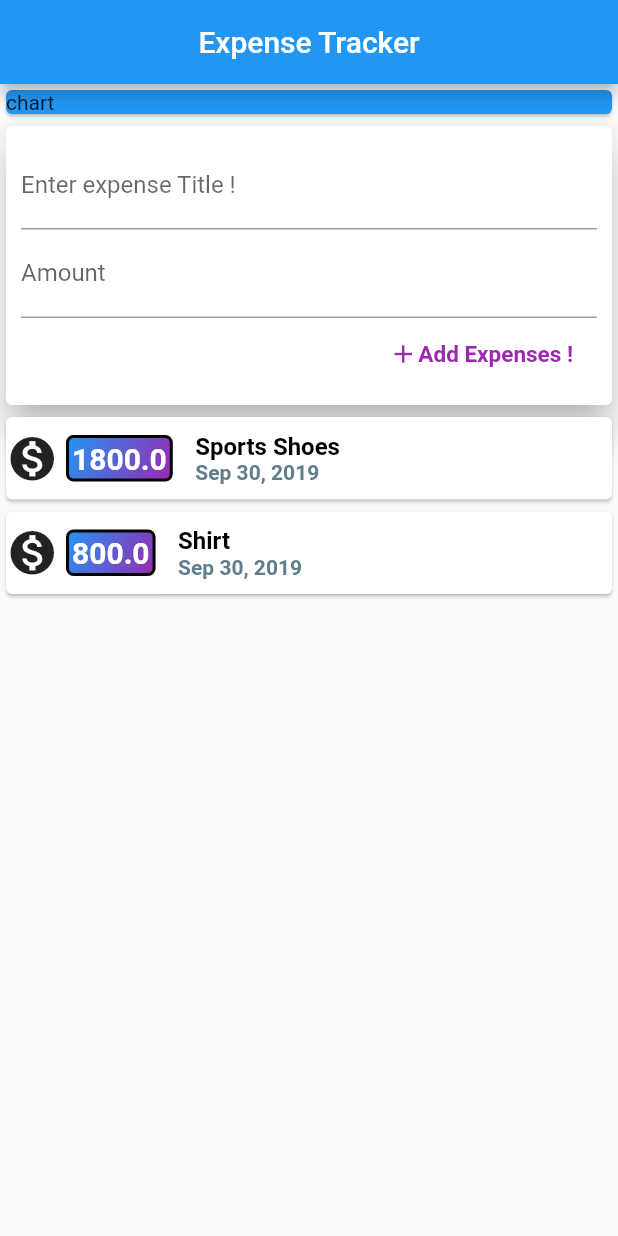
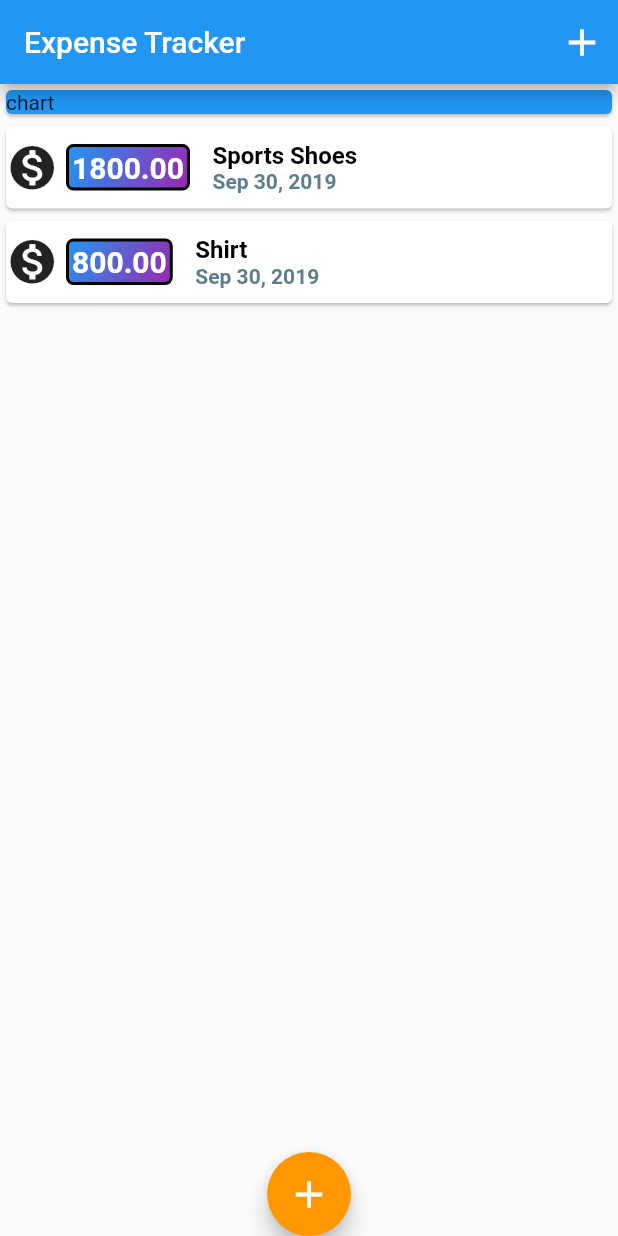
Before and after one commit to tilakpoudel/ExpenseTracker, a Flutter app: the screen it shows after launch, on a phone screen of 412 x 824 dp. Run offline on Flutter 3.47's test engine with Material 2 defaults, Android fonts, the phone set to English and light mode, and no system bars; missing offline and left inert: flutter_selectable_text.

Commit message:
workinmg on widget decomposition and other widget

```diff
--- a/lib/main.dart
+++ b/lib/main.dart
@@ -1,6 +1,8 @@
+import 'package:expenser_planner/widgets/new_transaction.dart';
+import 'package:expenser_planner/widgets/transaction_list.dart';
 import 'package:flutter/material.dart';
 
-import './widgets/user_transaction.dart';
+import './models/transaction.dart';
 
 void main(List<String> args) {
   runApp(MyApp());
@@ -16,18 +18,69 @@ class MyApp extends StatelessWidget {
   }
 }
 
-class MyHomePage extends StatelessWidget {
-  //  String titleInput;
-  //  String amountInput;
+class MyHomePage extends StatefulWidget {
+  @override
+  _MyHomePageState createState() => _MyHomePageState();
+}
+
+class _MyHomePageState extends State<MyHomePage> {
+  final List<Transaction> _userTransaction = [
+    Transaction(
+      id: 't1',
+      title: 'Sports Shoes',
+      amount: 1800,
+      date: DateTime.now(),
+    ),
+    Transaction(
+      id: 't2',
+      title: 'Shirt',
+      amount: 800,
+      date: DateTime.now(),
+    ),
+  ];
+
+  void _addNewTransaction(String txTitle, double txAmount) {
+    final newTx = Transaction(
+      id: DateTime.now().toString(),
+      title: txTitle,
+      amount: txAmount,
+      date: DateTime.now(),
+    );
+
+    setState(() {
+      _userTransaction.add(newTx);
+    });
+  }
+
+  void _startNewTransaction(BuildContext ctx) {
+    showModalBottomSheet(
+      context: ctx,
+      builder: (_) {
+        return GestureDetector(
+          child: NewTransaction(_addNewTransaction),
+          onTap: (){},
+          behavior: HitTestBehavior.opaque,
+        );
+      },
+    );
+  }
 
   @override
   Widget build(BuildContext context) {
     return Scaffold(
       appBar: AppBar(
         title: Text('Expense Tracker'),
-        centerTitle: true,
+        actions: <Widget>[
+          IconButton(
+            icon: Icon(
+              Icons.add,
+              size: 30.0,
+            ),
+            onPressed: () => _startNewTransaction(context),
+          )
+        ],
       ),
-      body: Center(
+      body: SingleChildScrollView(
         child: Column(
           // mainAxisAlignment: MainAxisAlignment.spaceAround,
           crossAxisAlignment: CrossAxisAlignment.stretch,
@@ -39,9 +92,18 @@ class MyHomePage extends StatelessWidget {
                 child: Text('chart'),
               ),
             ),
-            UserTransaction()
+            TransactionList(_userTransaction)
           ],
         ),
+      ),
+      floatingActionButtonLocation: FloatingActionButtonLocation.centerDocked,
+      floatingActionButton: FloatingActionButton(
+        child: Icon(
+          Icons.add,
+          size: 30.0,
+        ),
+        onPressed: () => _startNewTransaction(context),
+        backgroundColor: Colors.orange,
       ),
     );
   }
--- a/lib/widgets/transaction_list.dart
+++ b/lib/widgets/transaction_list.dart
@@ -1,16 +1,19 @@
 import 'package:flutter/material.dart';
 import 'package:intl/intl.dart';
+import 'package:flutter_selectable_text/flutter_selectable_text.dart' as test;
 
 import '../models/transaction.dart';
 
 class TransactionList extends StatelessWidget {
-  final List <Transaction> transactions;
+  final List<Transaction> transactions;
 
   TransactionList(this.transactions);
   @override
   Widget build(BuildContext context) {
-    return Column(
-      children: transactions.map((tx) {
+    return Container(
+      height: 400,
+      child: ListView.builder(
+        itemBuilder: (context, index) {
           return Card(
             child: Row(
               children: <Widget>[
@@ -33,7 +36,7 @@ class TransactionList extends StatelessWidget {
                         colors: [Colors.blue, Colors.purple],
                       )),
                   child: Text(
-                  '${tx.amount}',
+                    '${transactions[index].amount.toStringAsFixed(2)}',
                     style: TextStyle(
                       color: Colors.white,
                       fontSize: 20.0,
@@ -46,8 +49,8 @@ class TransactionList extends StatelessWidget {
                   child: Column(
                     crossAxisAlignment: CrossAxisAlignment.start,
                     children: <Widget>[
-                    Text(
-                      '${tx.title}',
+                      SelectableText(
+                        '${transactions[index].title}',
                         style: TextStyle(
                             color: Colors.black,
                             fontWeight: FontWeight.bold,
@@ -55,7 +58,7 @@ class TransactionList extends StatelessWidget {
                             shadows: [Shadow(color: Colors.red)]),
                       ),
                       Text(
-                      DateFormat.yMMMd().format(tx.date),
+                        DateFormat.yMMMd().format(transactions[index].date),
                         style: TextStyle(
                             color: Colors.blueGrey,
                             fontSize: 14.0,
@@ -67,7 +70,9 @@ class TransactionList extends StatelessWidget {
               ],
             ),
           );
-      }).toList(),
+        },
+        itemCount: transactions.length,
+      ),
     );
   }
 }
--- a/lib/widgets/user_transaction.dart
+++ /dev/null
@@ -1,50 +0,0 @@
-import 'package:flutter/material.dart';
-
-import './new_transaction.dart';
-import './transaction_list.dart';
-import '../models/transaction.dart';
-
-class UserTransaction extends StatefulWidget {
-  @override
-  _UserTransactionState createState() => _UserTransactionState();
-}
-
-class _UserTransactionState extends State<UserTransaction> {
-  List<Transaction> _userTransaction = [
-    Transaction(
-      id: 't1',
-      title: 'Sports Shoes',
-      amount: 1800,
-      date: DateTime.now(),
-    ),
-    Transaction(
-      id: 't2',
-      title: 'Shirt',
-      amount: 800,
-      date: DateTime.now(),
-    ),
-
-  ];
-
-  void _addNewTransaction(String txTitle, double txAmount) {
-    final newTx = Transaction(
-        id: DateTime.now().toString(),
-        title: txTitle,
-        amount: txAmount,
-        date: DateTime.now());
-
-    setState(() {
-      _userTransaction.add(newTx);
-    });
-  }
-
-  @override
-  Widget build(BuildContext context) {
-    return Column(
-      children: <Widget>[
-        NewTransaction(_addNewTransaction),
-        TransactionList(_userTransaction),
-      ],
-    );
-  }
-}
--- a/pubspec.yaml
+++ b/pubspec.yaml
@@ -20,6 +20,8 @@ dependencies:
   flutter:
     sdk: flutter
   intl: ^0.16.0
+  flutter_selectable_text: ^0.3.1
+
 
 
   # The following adds the Cupertino Icons font to your application.
```
Also changed, not shown: lib/widgets/new_transaction.dart (+20 -14 lines), pubspec.lock. Lines whose indentation alone changed are shown as unchanged.
